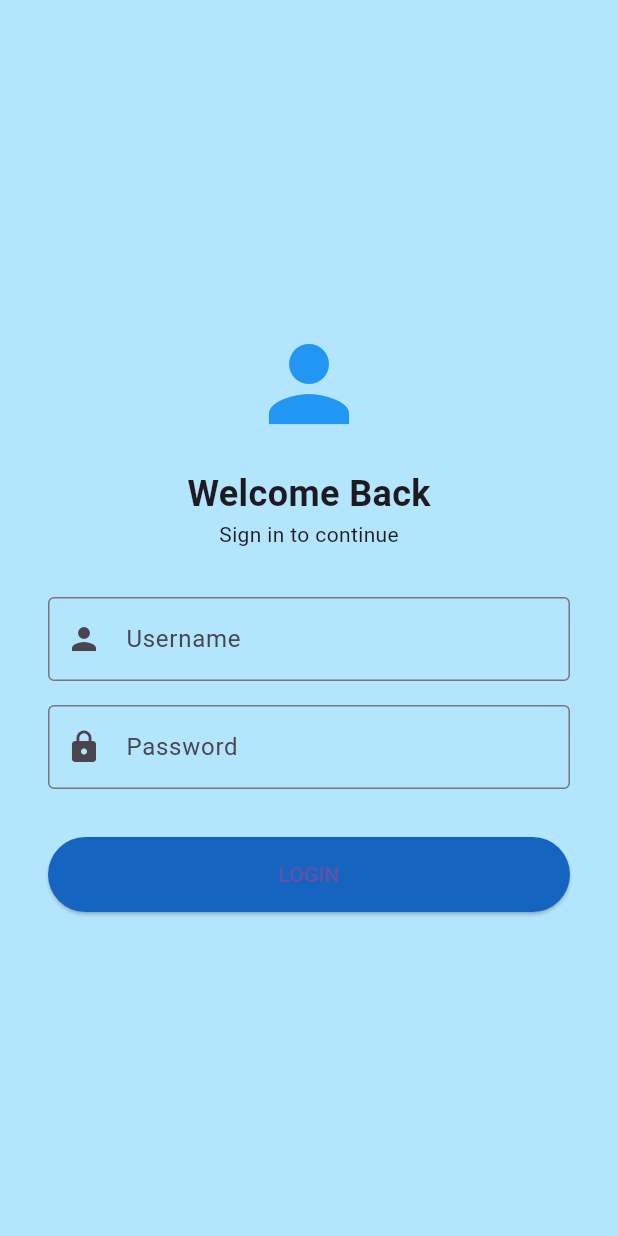
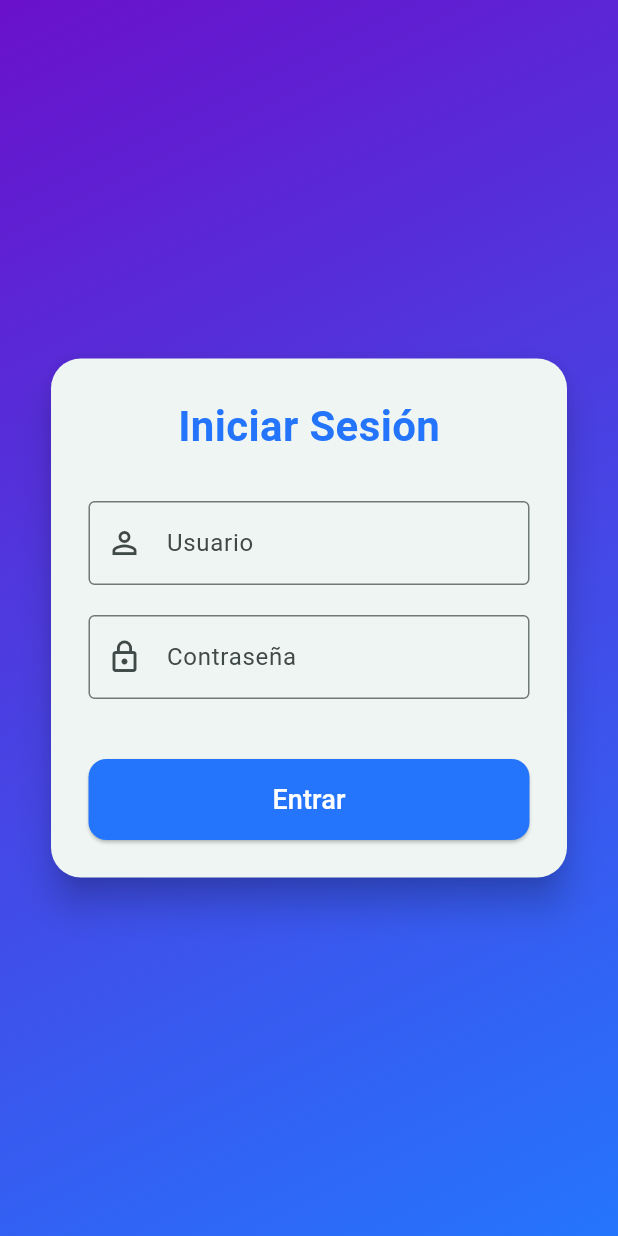
Before and after one commit to KarenM5/Bio-Therapys, a Flutter app: the screen it shows after launch, on a phone screen of 412 x 824 dp. Run offline on Flutter 3.47's test engine with Material 3 defaults, Android fonts, the phone set to English and light mode, and no system bars; our stand-ins replace sqflite, table_calendar; accounts and stored records are empty.

Commit message:
avance, proyecto hecho de 0

```diff
--- a/lib/login_screen.dart
+++ /dev/null
@@ -1,104 +0,0 @@
-import 'package:flutter/material.dart';
-import 'package:http/http.dart' as http;
-import 'dart:convert';
-import 'main_screen.dart';
-
-class LoginScreen extends StatefulWidget {
-  const LoginScreen({super.key});
-
-  @override
-  State<LoginScreen> createState() => _LoginScreenState();
-}
-
-class _LoginScreenState extends State<LoginScreen> {
-  final TextEditingController usernameController = TextEditingController();
-  final TextEditingController passwordController = TextEditingController();
-
-  Future<void> loginUser() async {
-    final response = await http.post(
-      Uri.parse('http://10.0.2.2:3000/login'), // usa 10.0.2.2 si estás en emulador
-      headers: {'Content-Type': 'application/json'},
-      body: json.encode({
-        'email': usernameController.text.trim(),
-        'password': passwordController.text.trim(),
-      }),
-    );
-
-    if (response.statusCode == 200) {
-      final data = json.decode(response.body);
-      final String name = data['user']['name'];
-
-      Navigator.pushReplacement(
-        context,
-        MaterialPageRoute(
-          builder: (_) => MainScreen(username: name),
-        ),
-      );
-    } else {
-      final error = json.decode(response.body)['error'];
-      showDialog(
-        context: context,
-        builder: (_) => AlertDialog(
-          title: const Text('Error de login'),
-          content: Text(error),
-          actions: [
-            TextButton(
-              onPressed: () => Navigator.pop(context),
-              child: const Text('OK'),
-            ),
-          ],
-        ),
-      );
-    }
-  }
-
-  @override
-  Widget build(BuildContext context) {
-    return Scaffold(
-      backgroundColor: Colors.lightBlue[100],
-      body: Padding(
-        padding: const EdgeInsets.symmetric(horizontal: 32.0),
-        child: Column(
-          mainAxisAlignment: MainAxisAlignment.center,
-          children: [
-            const Icon(Icons.person, size: 80, color: Colors.blue),
-            const SizedBox(height: 16),
-            const Text(
-              'Welcome Back',
-              style: TextStyle(fontSize: 24, fontWeight: FontWeight.bold),
-            ),
-            const Text('Sign in to continue'),
-            const SizedBox(height: 32),
-            TextField(
-              controller: usernameController,
-              decoration: const InputDecoration(
-                labelText: 'Username',
-                border: OutlineInputBorder(),
-                prefixIcon: Icon(Icons.person),
-              ),
-            ),
-            const SizedBox(height: 16),
-            TextField(
-              controller: passwordController,
-              obscureText: true,
-              decoration: const InputDecoration(
-                labelText: 'Password',
-                border: OutlineInputBorder(),
-                prefixIcon: Icon(Icons.lock),
-              ),
-            ),
-            const SizedBox(height: 32),
-            ElevatedButton(
-              style: ElevatedButton.styleFrom(
-                backgroundColor: Colors.blue[800],
-                minimumSize: const Size(double.infinity, 50),
-              ),
-              onPressed: loginUser,
-              child: const Text('LOGIN'),
-            ),
-          ],
-        ),
-      ),
-    );
-  }
-}
--- a/lib/main.dart
+++ b/lib/main.dart
@@ -1,5 +1,5 @@
 import 'package:flutter/material.dart';
-import 'login_screen.dart';
+import 'screens/home_screen.dart'; // 👈 Importamos tu HomeScreen
 
 void main() {
   runApp(const MyApp());
@@ -10,13 +10,138 @@ class MyApp extends StatelessWidget {
 
   @override
   Widget build(BuildContext context) {
-    return MaterialApp(
-      title: 'Bio-Therapy\'s',
-      theme: ThemeData(
-        primarySwatch: Colors.blue,
+  return MaterialApp(
+  title: 'BioTherapys Login',
+  debugShowCheckedModeBanner: false,
+  theme: ThemeData(
+    colorScheme: ColorScheme.fromSeed(seedColor: Colors.teal),
+    useMaterial3: true,
+  ),
+  initialRoute: '/',
+  routes: {
+    '/': (context) => const LoginScreen(),
+    '/home': (context) => const HomeScreen(),
+  },
+);
+  }
+}
+
+class LoginScreen extends StatefulWidget {
+  const LoginScreen({super.key});
+
+  @override
+  State<LoginScreen> createState() => _LoginScreenState();
+}
+
+class _LoginScreenState extends State<LoginScreen> {
+  final _formKey = GlobalKey<FormState>();
+  final _userController = TextEditingController();
+  final _passController = TextEditingController();
+  String? _errorText;
+
+  void _login() {
+    String user = _userController.text.trim();
+    String pass = _passController.text.trim();
+
+    if (user == 'admin' && pass == 'admin') {
+      Navigator.pushReplacement(
+        context,
+        MaterialPageRoute(builder: (context) => const HomeScreen()),
+      );
+    } else {
+      setState(() {
+        _errorText = 'Usuario o contraseña incorrectos';
+      });
+    }
+  }
+
+  @override
+  Widget build(BuildContext context) {
+    return Scaffold(
+      body: Container(
+        width: double.infinity,
+        decoration: const BoxDecoration(
+          gradient: LinearGradient(
+            colors: [Color(0xFF6A11CB), Color(0xFF2575FC)],
+            begin: Alignment.topLeft,
+            end: Alignment.bottomRight,
+          ),
+        ),
+        child: Center(
+          child: SingleChildScrollView(
+            padding: const EdgeInsets.symmetric(horizontal: 30, vertical: 40),
+            child: Card(
+              shape: RoundedRectangleBorder(
+                borderRadius: BorderRadius.circular(20),
+              ),
+              elevation: 10,
+              child: Padding(
+                padding: const EdgeInsets.all(25.0),
+                child: Form(
+                  key: _formKey,
+                  child: Column(
+                    mainAxisSize: MainAxisSize.min,
+                    children: [
+                      const Text(
+                        'Iniciar Sesión',
+                        style: TextStyle(
+                          fontSize: 28,
+                          fontWeight: FontWeight.bold,
+                          color: Color(0xFF2575FC),
+                        ),
+                      ),
+                      const SizedBox(height: 30),
+                      TextFormField(
+                        controller: _userController,
+                        decoration: const InputDecoration(
+                          labelText: 'Usuario',
+                          prefixIcon: Icon(Icons.person_outline),
+                          border: OutlineInputBorder(),
+                        ),
+                      ),
+                      const SizedBox(height: 20),
+                      TextFormField(
+                        controller: _passController,
+                        obscureText: true,
+                        decoration: const InputDecoration(
+                          labelText: 'Contraseña',
+                          prefixIcon: Icon(Icons.lock_outline),
+                          border: OutlineInputBorder(),
+                        ),
+                      ),
+                      const SizedBox(height: 15),
+                      if (_errorText != null)
+                        Text(
+                          _errorText!,
+                          style: const TextStyle(color: Colors.red),
+                        ),
+                      const SizedBox(height: 25),
+                      SizedBox(
+                        width: double.infinity,
+                        child: ElevatedButton(
+                          onPressed: _login,
+                          style: ElevatedButton.styleFrom(
+                            backgroundColor: const Color(0xFF2575FC),
+                            foregroundColor: Colors.white,
+                            padding: const EdgeInsets.symmetric(vertical: 14),
+                            shape: RoundedRectangleBorder(
+                              borderRadius: BorderRadius.circular(12),
+                            ),
+                          ),
+                          child: const Text(
+                            'Entrar',
+                            style: TextStyle(fontSize: 18),
+                          ),
+                        ),
+                      ),
+                    ],
+                  ),
+                ),
+              ),
+            ),
+          ),
+        ),
       ),
-      home: const LoginScreen(),
-      debugShowCheckedModeBanner: false,
     );
   }
 }
--- a/pubspec.yaml
+++ b/pubspec.yaml
@@ -30,10 +30,14 @@ environment:
 dependencies:
   flutter:
     sdk: flutter
+  cupertino_icons: ^1.0.8
+  sqflite: ^2.3.3
+  path: ^1.9.0
+  table_calendar: ^3.1.2
 
   # The following adds the Cupertino Icons font to your application.
   # Use with the CupertinoIcons class for iOS style icons.
-  cupertino_icons: ^1.0.8
+
   http: ^0.13.5
 dev_dependencies:
   flutter_test:
```
Also changed, not shown: lib/db/database_helper.dart (added, +49 -0 lines), lib/main_screen.dart (deleted, +0 -55 lines), lib/screens/add_patient_screen.dart (added, +99 -0 lines), lib/screens/home_screen.dart (added, +100 -0 lines), lib/screens/schedule_screen.dart (added, +94 -0 lines), lib/screens/view_patients_screen.dart (added, +64 -0 lines), pubspec.lock, 2 other files.
